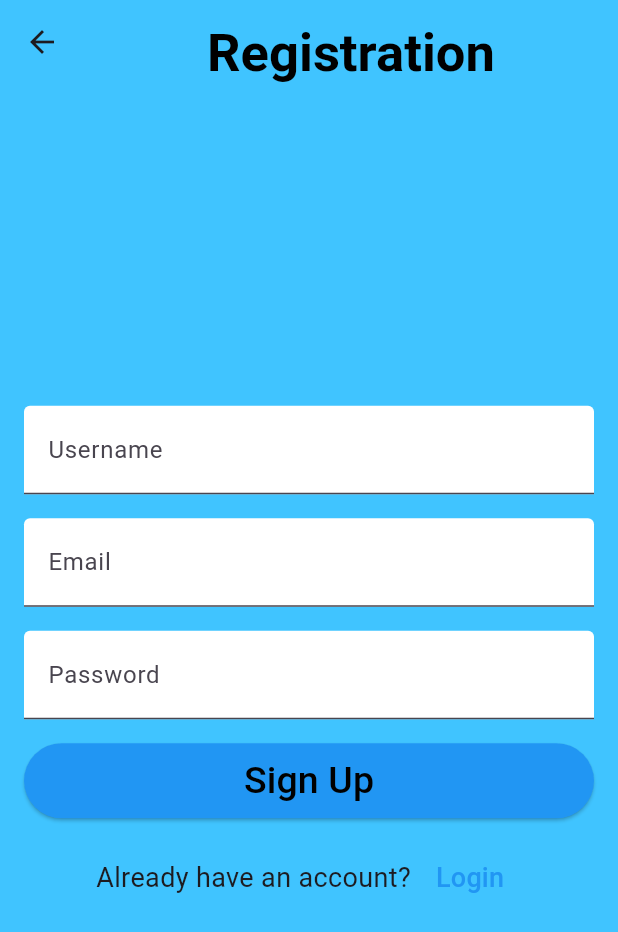
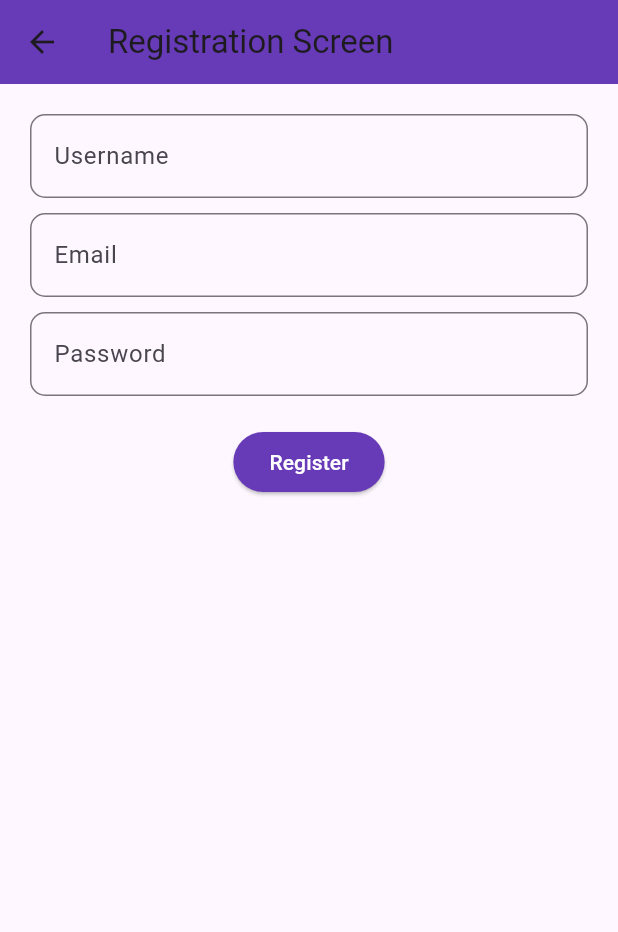
Before and after one commit to Protik-Hasan/Flutter-Chat-App, a Flutter app: the screen it shows after launch, after a tap on "Sign Up Now", on a phone screen of 412 x 824 dp. Shown: the top 932 px of the screen. Run offline on Flutter 3.47's test engine with Material 3 defaults, Android fonts, the phone set to English and light mode, and no system bars; our stand-ins replace camera, geolocator, google_maps_flutter, image_picker, permission_handler.

Commit message:
login update

```diff
--- a/lib/main.dart
+++ b/lib/main.dart
@@ -2,8 +2,10 @@ import 'package:chat_app/home_page.dart';
 import 'package:flutter/material.dart';
 import 'login_screen.dart';
 import 'profile_screen.dart';
+import 'package:flutter/services.dart';
 
 void main() {
+  ErrorWidget.builder = (FlutterErrorDetails details) => Container();
   runApp(LoginApp());
 }
 
--- a/lib/registration_screen.dart
+++ b/lib/registration_screen.dart
@@ -1,122 +1,128 @@
+import 'dart:io';
+import 'package:path_provider/path_provider.dart';
 import 'package:flutter/material.dart';
 
-class RegistrationPage extends StatelessWidget {
-  final TextEditingController _usernameController = TextEditingController();
-  final TextEditingController _emailController = TextEditingController();
-  final TextEditingController _passwordController = TextEditingController();
+class RegistrationScreen extends StatefulWidget {
+  @override
+  _RegistrationScreenState createState() => _RegistrationScreenState();
+}
+
+class _RegistrationScreenState extends State<RegistrationScreen> {
+  final _formKey = GlobalKey<FormState>();
+  String? _username, _email, _password;
+
+  Future<void> _saveRegistrationData() async {
+    try {
+      // Get the app's documents directory
+      final directory = await getApplicationDocumentsDirectory();
+      final file = File('${directory.path}/registrations.txt');
+
+      // Check if the file exists
+      if (!await file.exists()) {
+        // Create the file if it doesn't exist
+        await file.create();
+      }
+
+      // Check if the username or email already exists
+      final existingRegistrations = await file.readAsString();
+      final existingUsers = existingRegistrations.split('\n');
+      for (var user in existingUsers) {
+        final userData = user.split(',');
+        if (userData.length >= 3 && (userData[1] == _email)) {
+          ScaffoldMessenger.of(context).showSnackBar(
+            SnackBar(content: Text('Email already exists')),
+          );
+          return;
+        }
+      }
+
+      // Write to the file
+      await file.writeAsString('$_username,$_email,$_password\n', mode: FileMode.append);
+
+      ScaffoldMessenger.of(context).showSnackBar(
+        SnackBar(content: Text('Registration successful')),
+      );
+    } catch (e) {
+      ScaffoldMessenger.of(context).showSnackBar(
+        SnackBar(content: Text('Error: $e')),
+      );
+    }
+  }
 
   @override
   Widget build(BuildContext context) {
     return Scaffold(
       appBar: AppBar(
-        title: Center(
-          child: Padding(
-            padding: const EdgeInsets.only(top: 15.0),
-            child: Text(
-              'Registration',
-              style: TextStyle(
-                color: Colors.black,
-                fontSize: 35,
-                fontWeight: FontWeight.bold,
-              ),
-            ),
-          ),
-        ),
-        backgroundColor: Colors.lightBlueAccent,
+        title: Text('Registration Screen'),
+        backgroundColor: Colors.deepPurple,
       ),
-      body: Container(
-        color: Colors.lightBlueAccent,
-        child: Padding(
-          padding: EdgeInsets.all(16.0),
+      body: Padding(
+        padding: const EdgeInsets.all(20.0),
+        child: Form(
+          key: _formKey,
           child: Column(
-            mainAxisAlignment: MainAxisAlignment.center,
             children: <Widget>[
-              SizedBox(
-                width: double.infinity,
-                child: TextField(
-                  controller: _usernameController,
-                  style: TextStyle(fontSize: 18.0),
-                  decoration: InputDecoration(
-                    labelText: 'Username',
-                    filled: true,
-                    fillColor: Colors.white,
+              TextFormField(
+                decoration: InputDecoration(
+                  labelText: 'Username',
+                  border: OutlineInputBorder(
+                    borderRadius: BorderRadius.circular(10.0),
                   ),
                 ),
+                validator: (value) {
+                  if (value?.isEmpty ?? true || value!.length < 5) {
+                    return 'Please enter a username with at least 5 characters';
+                  }
+                  return null;
+                },
+                onSaved: (value) => _username = value,
               ),
-              SizedBox(height: 16),
-              SizedBox(
-                width: double.infinity,
-                child: TextField(
-                  controller: _emailController,
-                  style: TextStyle(fontSize: 18),
-                  decoration: InputDecoration(
-                    labelText: 'Email',
-                    filled: true,
-                    fillColor: Colors.white,
+              SizedBox(height: 10),
+              TextFormField(
+                decoration: InputDecoration(
+                  labelText: 'Email',
+                  border: OutlineInputBorder(
+                    borderRadius: BorderRadius.circular(10.0),
                   ),
                 ),
+                validator: (value) {
+                  if (value?.isEmpty ?? true || !value!.contains('@')) {
+                    return 'Please enter a valid email';
+                  }
+                  return null;
+                },
+                onSaved: (value) => _email = value,
               ),
-              SizedBox(height: 16),
-              SizedBox(
-                width: double.infinity,
-                child: TextField(
-                  controller: _passwordController,
-                  style: TextStyle(fontSize: 18),
-                  obscureText: true,
-                  decoration: InputDecoration(
-                    labelText: 'Password',
-                    filled: true,
-                    fillColor: Colors.white,
+              SizedBox(height: 10),
+              TextFormField(
+                decoration: InputDecoration(
+                  labelText: 'Password',
+                  border: OutlineInputBorder(
+                    borderRadius: BorderRadius.circular(10.0),
                   ),
                 ),
+                obscureText: true,
+                validator: (value) {
+                  if (value?.isEmpty ?? true || value!.length < 8) {
+                    return 'Please enter a password with at least 8 characters';
+                  }
+                  return null;
+                },
+                onSaved: (value) => _password = value,
               ),
-              SizedBox(height: 16.0),
-              SizedBox(
-                width: double.infinity,
-                child: ElevatedButton(
-                  onPressed: () {
-                    // Perform registration logic here
-                    String username = _usernameController.text;
-                    String email = _emailController.text;
-                    String password = _passwordController.text;
-
-                    // Dummy validation - replace with actual validation logic
-                    print('Username: $username');
-                    print('Email: $email');
-                    print('Password: $password');
-                  },
-                  style: ButtonStyle(
-                    backgroundColor: MaterialStateProperty.all<Color>(Colors.blue),
-                    minimumSize: MaterialStateProperty.all(Size(150, 50)),
-                  ),
-                  child: Text(
-                    'Sign Up',
-                    style: TextStyle(fontSize: 25.0, color: Colors.black),
-                  ),
+              SizedBox(height: 20),
+              ElevatedButton(
+                style: ButtonStyle(
+                  backgroundColor: MaterialStateProperty.all(Colors.deepPurple),
+                  foregroundColor: MaterialStateProperty.all(Colors.white),
                 ),
-              ),
-              SizedBox(height: 16.0),
-              Row(
-                mainAxisAlignment: MainAxisAlignment.center,
-                children: <Widget>[
-                  Text(
-                    'Already have an account? ',
-                    style: TextStyle(fontSize: 18),
-                  ),
-                  TextButton(
-                    onPressed: () {
-                      // Navigate to login page
-                      Navigator.pop(context);
-                    },
-                    child: Text(
-                      'Login',
-                      style: TextStyle(
-                        fontSize: 18,
-                        color: Colors.blue,
-                      ),
-                    ),
-                  ),
-                ],
+                onPressed: () {
+                  if (_formKey.currentState?.validate() ?? false) {
+                    _formKey.currentState?.save();
+                    _saveRegistrationData();
+                  }
+                },
+                child: Text('Register'),
               ),
             ],
           ),
--- /dev/null
+++ b/lib/strings.dart
@@ -0,0 +1,6 @@
+class Strings {
+  static const String welcomeTo = 'Welcome to';
+  static const String myApp = 'My App';
+  static const String helloAdmin = 'Hello Admin!';
+  static const String typeYourMessage = 'Type your message...';
+}
```
Also changed, not shown: lib/discover_page.dart (added, +101 -0 lines), lib/discover_screen.dart (deleted, +0 -62 lines), lib/home_page.dart (+75 -13 lines), lib/login_screen.dart (+66 -23 lines), lib/profile_screen.dart (+79 -4 lines), pubspec.yaml (+10 -70 lines), pubspec.lock, 10 other files.
